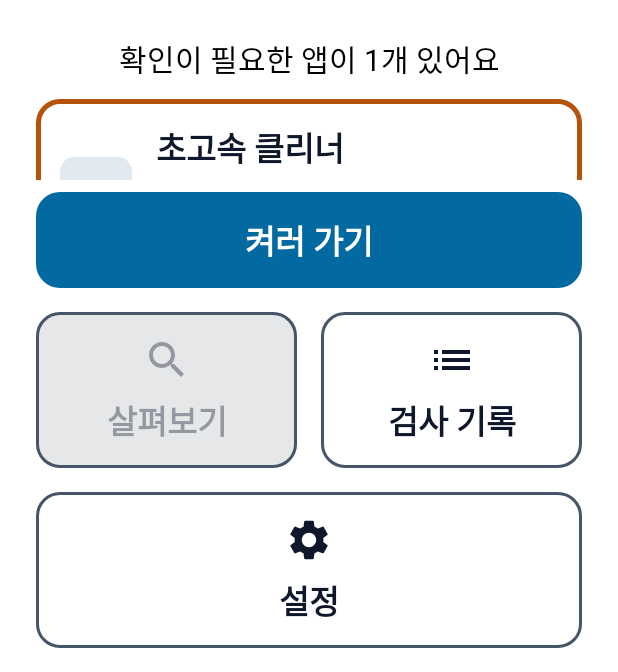
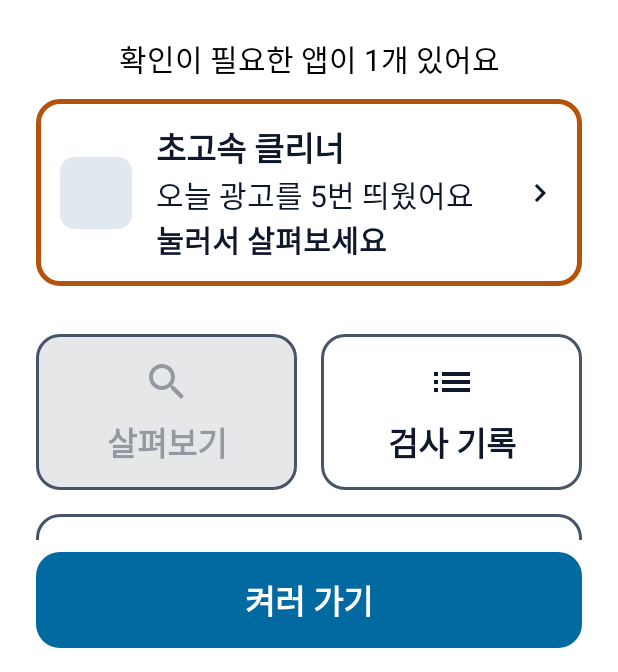
Before and after one commit to inq-o/phonedoctor, an Android app built with Jetpack Compose: the @Preview function UsageOffLargeFontPreview, on a phone screen of 412 x 824 dp, the part 564-1236 px from its top. Run offline under Robolectric (Android 15) with nearby library versions, the phone set to English and light mode, and no system bars; our stand-ins replace Dagger/Hilt's generated code; libraries missing offline, so code that uses them is left out: androidx.hilt.lifecycle.

Commit message:
fix(senior-home): 홈 메뉴 칸을 바닥 고정에서 빼고 본문과 같이 스크롤 — 자리가 남으면 바닥에 붙고, 큰 글꼴(200%)에서는 앱 카드를 가리지 않고 아래로 이어짐, 고정 영역은 줄 버튼이 있을 때만 그림, ux-flows 원칙 8·§2 예외·R9

```diff
--- a/core/designsystem/src/main/kotlin/io/github/inq_o/phonedoctor/core/designsystem/component/SeniorScreen.kt
+++ b/core/designsystem/src/main/kotlin/io/github/inq_o/phonedoctor/core/designsystem/component/SeniorScreen.kt
@@ -1,10 +1,12 @@
 package io.github.inq_o.phonedoctor.core.designsystem.component
 
 import androidx.compose.foundation.layout.Arrangement
+import androidx.compose.foundation.layout.BoxWithConstraints
 import androidx.compose.foundation.layout.Column
 import androidx.compose.foundation.layout.ColumnScope
 import androidx.compose.foundation.layout.fillMaxSize
 import androidx.compose.foundation.layout.fillMaxWidth
+import androidx.compose.foundation.layout.heightIn
 import androidx.compose.foundation.layout.padding
 import androidx.compose.foundation.layout.safeDrawingPadding
 import androidx.compose.foundation.rememberScrollState
@@ -17,21 +19,37 @@ import androidx.compose.ui.unit.dp
 /**
  * 시니어 화면 틀. 읽는 내용은 위, 누르는 버튼은 아래에 고정한다 (ux-flows.md 원칙 8).
  * 글꼴을 크게 해도 잘리지 않게 위쪽 내용은 스크롤된다.
+ *
+ * [footer]는 홈 메뉴 칸처럼 아래쪽에 두지만 고정하지 않는 영역이다. 자리가 남으면 바닥에 붙고,
+ * 글꼴을 키워 한 화면에 안 들어가면 위 내용 아래에 이어 붙어 같이 스크롤된다 (위 내용을 가리지 않음).
  */
 @Composable
 fun SeniorScreen(
     modifier: Modifier = Modifier,
     topBar: @Composable () -> Unit = {},
-    actions: @Composable ColumnScope.() -> Unit = {},
+    actions: (@Composable ColumnScope.() -> Unit)? = null,
+    footer: (@Composable ColumnScope.() -> Unit)? = null,
     content: @Composable ColumnScope.() -> Unit,
 ) {
     Column(modifier.fillMaxSize().safeDrawingPadding()) {
         topBar()
+        BoxWithConstraints(Modifier.weight(1f).fillMaxWidth()) {
             Column(
-            modifier = Modifier.weight(1f).fillMaxWidth().verticalScroll(rememberScrollState()).padding(horizontal = 24.dp, vertical = 16.dp),
-            horizontalAlignment = Alignment.CenterHorizontally,
-            content = content,
+                modifier = Modifier.fillMaxWidth().verticalScroll(rememberScrollState()).heightIn(min = maxHeight)
+                    .padding(horizontal = 24.dp, vertical = 16.dp),
+                verticalArrangement = Arrangement.SpaceBetween,
+            ) {
+                Column(Modifier.fillMaxWidth(), horizontalAlignment = Alignment.CenterHorizontally, content = content)
+                if (footer != null) {
+                    Column(
+                        modifier = Modifier.fillMaxWidth().padding(top = 16.dp),
+                        verticalArrangement = Arrangement.spacedBy(16.dp),
+                        content = footer,
                     )
+                }
+            }
+        }
+        if (actions != null) {
             Column(
                 modifier = Modifier.fillMaxWidth().padding(start = 24.dp, end = 24.dp, bottom = 16.dp, top = 8.dp),
                 verticalArrangement = Arrangement.spacedBy(16.dp),
@@ -39,3 +57,4 @@ fun SeniorScreen(
             )
         }
     }
+}
--- a/feature/senior-home/impl/src/main/kotlin/io/github/inq_o/phonedoctor/feature/seniorhome/impl/SeniorHomeScreen.kt
+++ b/feature/senior-home/impl/src/main/kotlin/io/github/inq_o/phonedoctor/feature/seniorhome/impl/SeniorHomeScreen.kt
@@ -128,11 +128,14 @@ internal fun SeniorHomeScreen(
                 )
             }
         },
-        actions = {
-            // 누르는 건 아래 (원칙 8): 메뉴 칸 2×2. 상태가 바뀌어도 칸의 자리와 이름은 그대로, 채움만 바뀐다 (원칙 2)
-            if (state is SeniorHomeUiState.UsageAccessOff) {
-                PdPrimaryButton(stringResource(R.string.feature_senior_home_impl_usage_open), onOpenUsageSettings)
-            }
+        actions = if (state is SeniorHomeUiState.UsageAccessOff) {
+            { PdPrimaryButton(stringResource(R.string.feature_senior_home_impl_usage_open), onOpenUsageSettings) }
+        } else {
+            null
+        },
+        // 메뉴 칸 2×2는 아래쪽에 두되 고정하지 않는다: 큰 글꼴에서 위 상태·앱 카드를 가리지 않고 같이 스크롤 (원칙 8 예외).
+        // 상태가 바뀌어도 칸의 자리와 이름은 그대로, 채움만 바뀐다 (원칙 2)
+        footer = {
             // 확인할 앱이 있으면 주요 행동은 위의 앱 카드, 광고 찾기가 꺼져 있으면 [켜러 가기]다 (한 화면에 주요 행동 하나).
             // 광고 찾기가 꺼져 있거나 불러오는 중이면 [살펴보기]는 눌러도 할 일이 없어 끈다 (자리와 이름은 그대로)
             run {
```
Also changed, not shown: 1 other file. Lines whose indentation alone changed are shown as unchanged.
